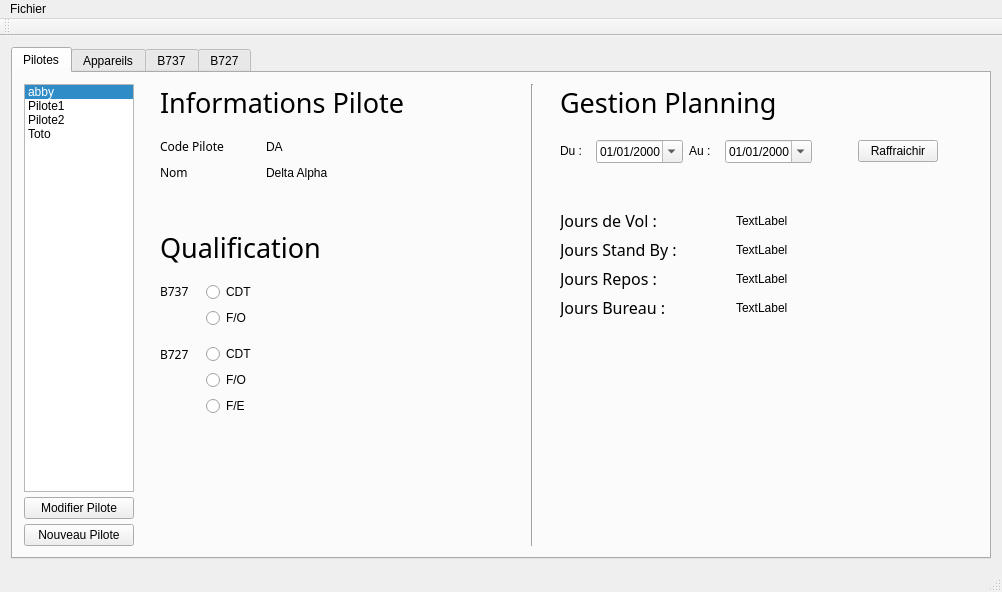
The window that crispy_chainsaw/mainwindow.ui (ViryBe/crispy_chainsaw) describes before a commit, drawn with Qt 5.
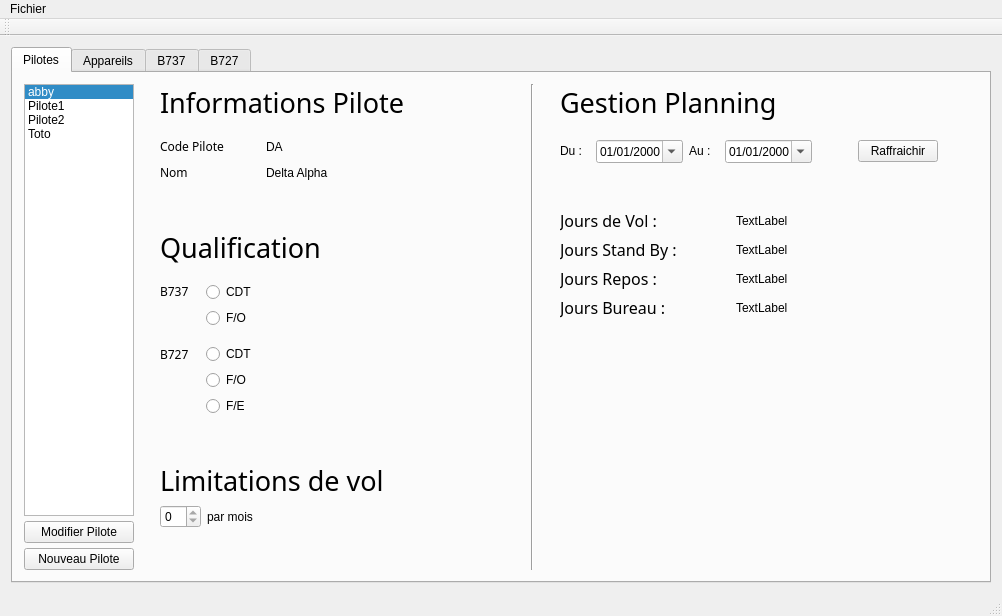
The same window after the commit. The open tabs and pages were chosen to show the change.

Commit message: (~)Pilot tab, add frequency

```diff
--- a/crispy_chainsaw/mainwindow.ui
+++ b/crispy_chainsaw/mainwindow.ui
@@ -349,6 +349,19 @@
           </item>
           <item>
            <layout class="QGridLayout" name="gridLayout_2">
+            <item row="4" column="0">
+             <widget class="QLabel" name="label_10">
+              <property name="font">
+               <font>
+                <family>Microsoft JhengHei Light</family>
+                <pointsize>20</pointsize>
+               </font>
+              </property>
+              <property name="text">
+               <string>Limitations de vol</string>
+              </property>
+             </widget>
+            </item>
             <item row="0" column="0">
              <layout class="QGridLayout" name="gridLayout">
               <item row="0" column="0">
@@ -431,6 +444,38 @@
               </item>
              </layout>
             </item>
+            <item row="7" column="0">
+             <spacer name="verticalSpacer_2">
+              <property name="orientation">
+               <enum>Qt::Vertical</enum>
+              </property>
+              <property name="sizeType">
+               <enum>QSizePolicy::MinimumExpanding</enum>
+              </property>
+              <property name="sizeHint" stdset="0">
+               <size>
+                <width>20</width>
+                <height>40</height>
+               </size>
+              </property>
+             </spacer>
+            </item>
+            <item row="1" column="0">
+             <spacer name="verticalSpacer_6">
+              <property name="orientation">
+               <enum>Qt::Vertical</enum>
+              </property>
+              <property name="sizeType">
+               <enum>QSizePolicy::Fixed</enum>
+              </property>
+              <property name="sizeHint" stdset="0">
+               <size>
+                <width>20</width>
+                <height>10</height>
+               </size>
+              </property>
+             </spacer>
+            </item>
             <item row="2" column="0">
              <layout class="QGridLayout" name="B727Grid">
               <item row="0" column="0">
@@ -529,24 +574,32 @@
               </item>
              </layout>
             </item>
+            <item row="5" column="0">
+             <layout class="QHBoxLayout" name="horizontalLayout_13">
+              <item>
+               <widget class="QSpinBox" name="spinBox">
+                <property name="sizePolicy">
+                 <sizepolicy hsizetype="Fixed" vsizetype="Fixed">
+                  <horstretch>0</horstretch>
+                  <verstretch>0</verstretch>
+                 </sizepolicy>
+                </property>
+                <property name="readOnly">
+                 <bool>true</bool>
+                </property>
+               </widget>
+              </item>
+              <item>
+               <widget class="QLabel" name="label_12">
+                <property name="text">
+                 <string>par mois</string>
+                </property>
+               </widget>
+              </item>
+             </layout>
+            </item>
             <item row="3" column="0">
-             <spacer name="verticalSpacer_2">
-              <property name="orientation">
-               <enum>Qt::Vertical</enum>
-              </property>
-              <property name="sizeType">
-               <enum>QSizePolicy::MinimumExpanding</enum>
-              </property>
-              <property name="sizeHint" stdset="0">
-               <size>
-                <width>20</width>
-                <height>40</height>
-               </size>
-              </property>
-             </spacer>
-            </item>
-            <item row="1" column="0">
-             <spacer name="verticalSpacer_6">
+             <spacer name="verticalSpacer_12">
               <property name="orientation">
                <enum>Qt::Vertical</enum>
               </property>
@@ -556,7 +609,7 @@
               <property name="sizeHint" stdset="0">
                <size>
                 <width>20</width>
-                <height>10</height>
+                <height>40</height>
                </size>
               </property>
              </spacer>
```
Left out of the diff: 2 changed lines with no effect on the pictures. The commit also changes 5 other files.
